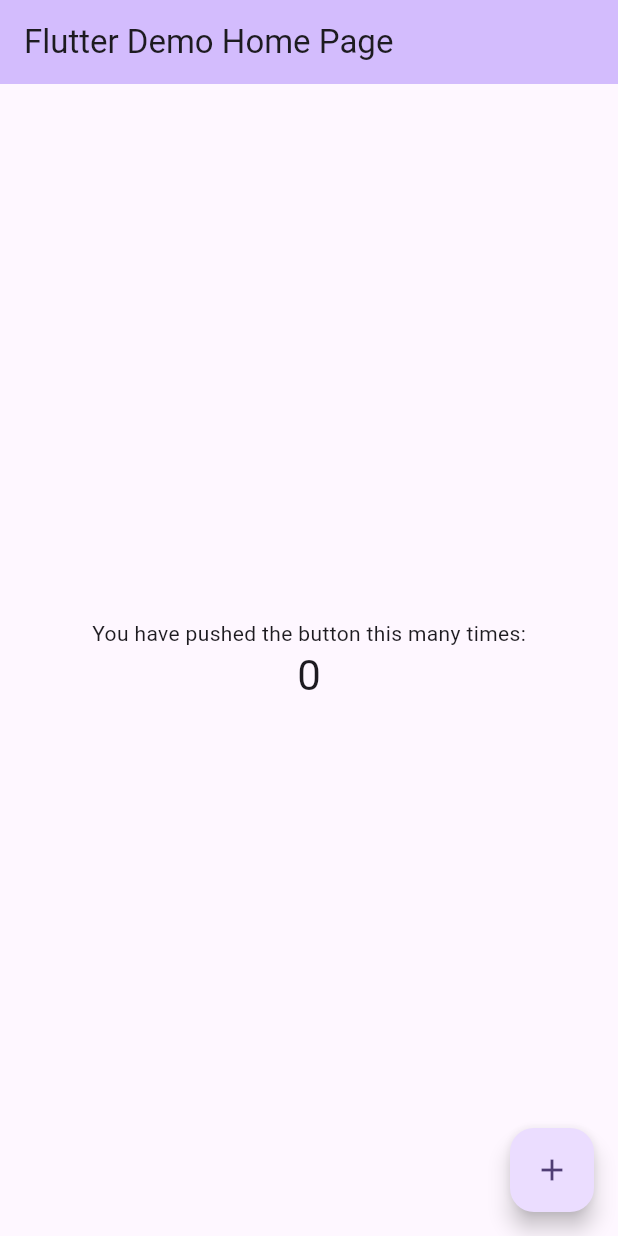
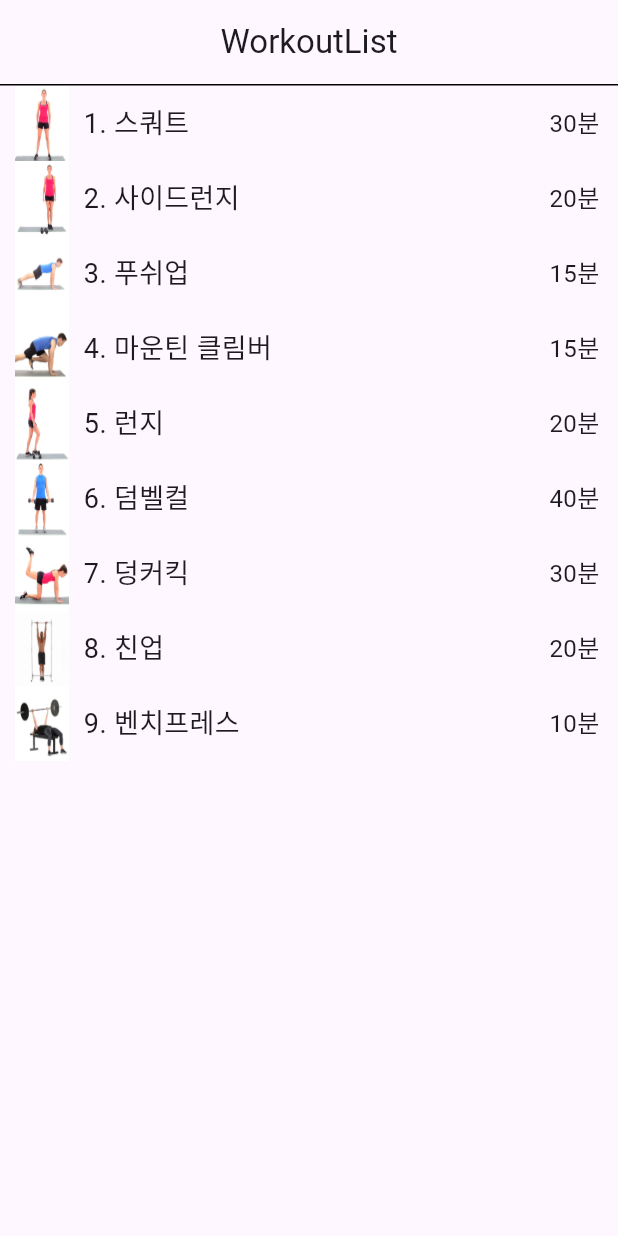
Before and after one commit to TaeHeumPark/practice_flutter, a Flutter app: the screen it shows after launch, on a phone screen of 412 x 824 dp. Run offline on Flutter 3.47's test engine with Material 3 defaults, Android fonts, the phone set to English and light mode, and no system bars.

Commit message:
feature : workout_list 페이지 구현 완료

```diff
--- /dev/null
+++ b/lib/custom_app_bar.dart
@@ -0,0 +1,29 @@
+import 'package:flutter/material.dart';
+
+class CustomAppBar extends StatelessWidget implements PreferredSizeWidget {
+  final String title;
+
+  const CustomAppBar({super.key, required this.title});
+
+  @override
+  Widget build(BuildContext context) {
+    return Column(
+      mainAxisSize: MainAxisSize.min,
+      children: [
+        AppBar(
+          title: Text(title),
+          centerTitle: true,
+          // backgroundColor: Colors.blue,
+        ),
+        const Divider(
+          thickness: 1,
+          height: 1,
+          color: Colors.black,
+        ),
+      ],
+    );
+  }
+
+  @override
+  Size get preferredSize => const Size.fromHeight(kToolbarHeight + 1);
+}
--- /dev/null
+++ b/lib/landing_page.dart
@@ -0,0 +1,50 @@
+import 'package:flutter/material.dart';
+
+class LandingPage extends StatelessWidget {
+  const LandingPage({super.key});
+
+  @override
+  Widget build(BuildContext context) {
+    return Scaffold(
+      backgroundColor: Colors.yellow,
+      body: Center(
+        child: Container(
+          child: Column(
+            children: [
+              Spacer(flex: 1),
+              Flexible(
+                child: Container(
+                  child: Center(child: Text('남들이 그만둘때, 난 계속한다.')),
+                ),
+                flex: 1,
+              ),
+              Flexible(child:
+              Container(
+                decoration: BoxDecoration(
+                    image: DecorationImage(image: AssetImage('assets/runner.png'), opacity: 0.3)
+                ),
+              ),
+                flex: 7,
+              ),
+              Flexible(child:
+              Container(
+                child: Center(child: Text('환영합니다', style: TextStyle(fontSize: 20, fontWeight: FontWeight.bold),))
+                ,
+              ),
+                flex: 1,
+              ),
+              Flexible(child:
+              Container(
+                child: Center(child: ElevatedButton(onPressed: () {}, child: Text('Start')))
+                ,
+              ),
+                flex: 1,
+              ),
+              Spacer(flex: 1),
+            ],
+          ),
+        ),
+      ),
+    );
+  }
+}
--- a/lib/main.dart
+++ b/lib/main.dart
@@ -1,4 +1,6 @@
 import 'package:flutter/material.dart';
+import 'landing_page.dart';
+import 'workout_list_page.dart';
 
 void main() {
   runApp(const MyApp());
@@ -7,119 +9,10 @@ void main() {
 class MyApp extends StatelessWidget {
   const MyApp({super.key});
 
-  // This widget is the root of your application.
   @override
   Widget build(BuildContext context) {
-    return MaterialApp(
-      title: 'Flutter Demo',
-      theme: ThemeData(
-        // This is the theme of your application.
-        //
-        // TRY THIS: Try running your application with "flutter run". You'll see
-        // the application has a purple toolbar. Then, without quitting the app,
-        // try changing the seedColor in the colorScheme below to Colors.green
-        // and then invoke "hot reload" (save your changes or press the "hot
-        // reload" button in a Flutter-supported IDE, or press "r" if you used
-        // the command line to start the app).
-        //
-        // Notice that the counter didn't reset back to zero; the application
-        // state is not lost during the reload. To reset the state, use hot
-        // restart instead.
-        //
-        // This works for code too, not just values: Most code changes can be
-        // tested with just a hot reload.
-        colorScheme: ColorScheme.fromSeed(seedColor: Colors.deepPurple),
-        useMaterial3: true,
-      ),
-      home: const MyHomePage(title: 'Flutter Demo Home Page'),
+    return const MaterialApp(
+      home: WorkoutListPage(),
     );
   }
 }
-
-class MyHomePage extends StatefulWidget {
-  const MyHomePage({super.key, required this.title});
-
-  // This widget is the home page of your application. It is stateful, meaning
-  // that it has a State object (defined below) that contains fields that affect
-  // how it looks.
-
-  // This class is the configuration for the state. It holds the values (in this
-  // case the title) provided by the parent (in this case the App widget) and
-  // used by the build method of the State. Fields in a Widget subclass are
-  // always marked "final".
-
-  final String title;
-
-  @override
-  State<MyHomePage> createState() => _MyHomePageState();
-}
-
-class _MyHomePageState extends State<MyHomePage> {
-  int _counter = 0;
-
-  void _incrementCounter() {
-    setState(() {
-      // This call to setState tells the Flutter framework that something has
-      // changed in this State, which causes it to rerun the build method below
-      // so that the display can reflect the updated values. If we changed
-      // _counter without calling setState(), then the build method would not be
-      // called again, and so nothing would appear to happen.
-      _counter++;
-    });
-  }
-
-  @override
-  Widget build(BuildContext context) {
-    // This method is rerun every time setState is called, for instance as done
-    // by the _incrementCounter method above.
-    //
-    // The Flutter framework has been optimized to make rerunning build methods
-    // fast, so that you can just rebuild anything that needs updating rather
-    // than having to individually change instances of widgets.
-    return Scaffold(
-      appBar: AppBar(
-        // TRY THIS: Try changing the color here to a specific color (to
-        // Colors.amber, perhaps?) and trigger a hot reload to see the AppBar
-        // change color while the other colors stay the same.
-        backgroundColor: Theme.of(context).colorScheme.inversePrimary,
-        // Here we take the value from the MyHomePage object that was created by
-        // the App.build method, and use it to set our appbar title.
-        title: Text(widget.title),
-      ),
-      body: Center(
-        // Center is a layout widget. It takes a single child and positions it
-        // in the middle of the parent.
-        child: Column(
-          // Column is also a layout widget. It takes a list of children and
-          // arranges them vertically. By default, it sizes itself to fit its
-          // children horizontally, and tries to be as tall as its parent.
-          //
-          // Column has various properties to control how it sizes itself and
-          // how it positions its children. Here we use mainAxisAlignment to
-          // center the children vertically; the main axis here is the vertical
-          // axis because Columns are vertical (the cross axis would be
-          // horizontal).
-          //
-          // TRY THIS: Invoke "debug painting" (choose the "Toggle Debug Paint"
-          // action in the IDE, or press "p" in the console), to see the
-          // wireframe for each widget.
-          mainAxisAlignment: MainAxisAlignment.center,
-          children: <Widget>[
-            const Text(
-              'You have pushed the button this many times:',
-            ),
-            Text(
-              '$_counter',
-              style: Theme.of(context).textTheme.headlineMedium,
-            ),
-          ],
-        ),
-      ),
-      floatingActionButton: FloatingActionButton(
-        onPressed: _incrementCounter,
-        tooltip: 'Increment',
-        child: const Icon(Icons.add),
-      ), // This trailing comma makes auto-formatting nicer for build methods.
-    );
-  }
-}
--- /dev/null
+++ b/lib/model/exercise.dart
@@ -0,0 +1,59 @@
+class Exercise {
+  final String name;
+  final String imagePath;
+  final int durationInMinutes;
+
+  Exercise({
+    required this.name,
+    required this.imagePath,
+    required this.durationInMinutes,
+  });
+}
+
+final List<Exercise> exercises = [
+  Exercise(
+    name: '스쿼트',
+    imagePath: 'assets/exercise/squat.jpeg',
+    durationInMinutes: 30,
+  ),
+  Exercise(
+    name: '사이드런지',
+    imagePath: 'assets/exercise/side_lunge.jpeg',
+    durationInMinutes: 20,
+  ),
+  Exercise(
+    name: '푸쉬업',
+    imagePath: 'assets/exercise/pushup.jpeg',
+    durationInMinutes: 15,
+  ),
+  Exercise(
+    name: '마운틴 클림버',
+    imagePath: 'assets/exercise/mountain_climber.jpeg',
+    durationInMinutes: 15,
+  ),
+  Exercise(
+    name: '런지',
+    imagePath: 'assets/exercise/lunge.jpeg',
+    durationInMinutes: 20,
+  ),
+  Exercise(
+    name: '덤벨컬',
+    imagePath: 'assets/exercise/dumbell_curl.jpeg',
+    durationInMinutes: 40,
+  ),
+  Exercise(
+    name: '덩커킥',
+    imagePath: 'assets/exercise/donkey_kick.jpeg',
+    durationInMinutes: 30,
+  ),
+  Exercise(
+    name: '친업',
+    imagePath: 'assets/exercise/chinup.jpeg',
+    durationInMinutes: 20,
+  ),
+  Exercise(
+    name: '벤치프레스',
+    imagePath: 'assets/exercise/benchpress.jpeg',
+    durationInMinutes: 10,
+  ),
+];
--- /dev/null
+++ b/lib/workout_list_page.dart
@@ -0,0 +1,59 @@
+import 'package:flutter/material.dart';
+import 'custom_app_bar.dart';
+import 'model/exercise.dart';
+
+class WorkoutListPage extends StatelessWidget {
+  const WorkoutListPage({super.key});
+
+  @override
+  Widget build(BuildContext context) {
+    return Scaffold(
+      appBar: CustomAppBar(title: 'WorkoutList',),
+      body: Container(
+        width: double.infinity,
+        child: ListView.builder(
+          itemCount: exercises.length,
+          itemBuilder: (context, index) {
+            final exercise = exercises[index];
+            return Row(
+              children: [
+                Expanded(
+                  flex: 1,
+                  child: Container(
+                    padding: EdgeInsets.only(left: 10),
+                    child: Image.asset(
+                      exercise.imagePath,
+                      width: 50,
+                      height: 50,
+                      fit: BoxFit.fill,
+                    ),
+                  ),
+                ),
+                Expanded(
+                  flex: 7,
+                  child: Container(
+                    padding: EdgeInsets.all(10),
+                    child: Text(
+                      '${index + 1}. ${exercise.name}',
+                      style: TextStyle(fontSize: 18),
+                    ),
+                  ),
+                ),
+                Expanded(
+                  flex: 1,
+                  child: Container(
+                    padding: EdgeInsets.only(right: 10),
+                    child: Text(
+                      '${exercise.durationInMinutes}분',
+                      style: TextStyle(fontSize: 16),
+                    ),
+                  ),
+                ),
+              ],
+            );
+          },
+        ),
+      ),
+    );
+  }
+}
```
Also changed, not shown: pubspec.yaml (+8 -20 lines), assets/abc.png (added), assets/abcd.png (added), assets/exercise/benchpress.jpeg (added), assets/exercise/chinup.jpeg (added), assets/exercise/donkey_kick.jpeg (added), assets/exercise/dumbell_curl.jpeg (added), assets/exercise/lunge.jpeg (added), assets/exercise/mountain_climber.jpeg (added), assets/exercise/pushup.jpeg (added), assets/exercise/side_lunge.jpeg (added), assets/exercise/squat.jpeg (added), assets/runner.png (added), 1 other file.
